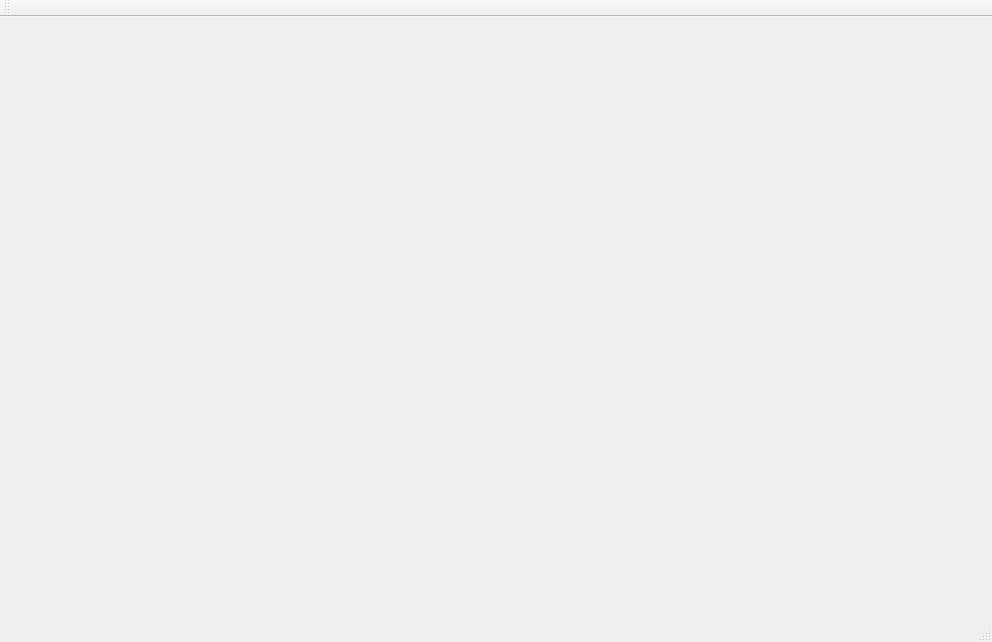
Before: the Qt Designer form CSCN72030-project 3/Car.ui in ladeee21/project3_Section2_Group2, drawn with Qt 5.
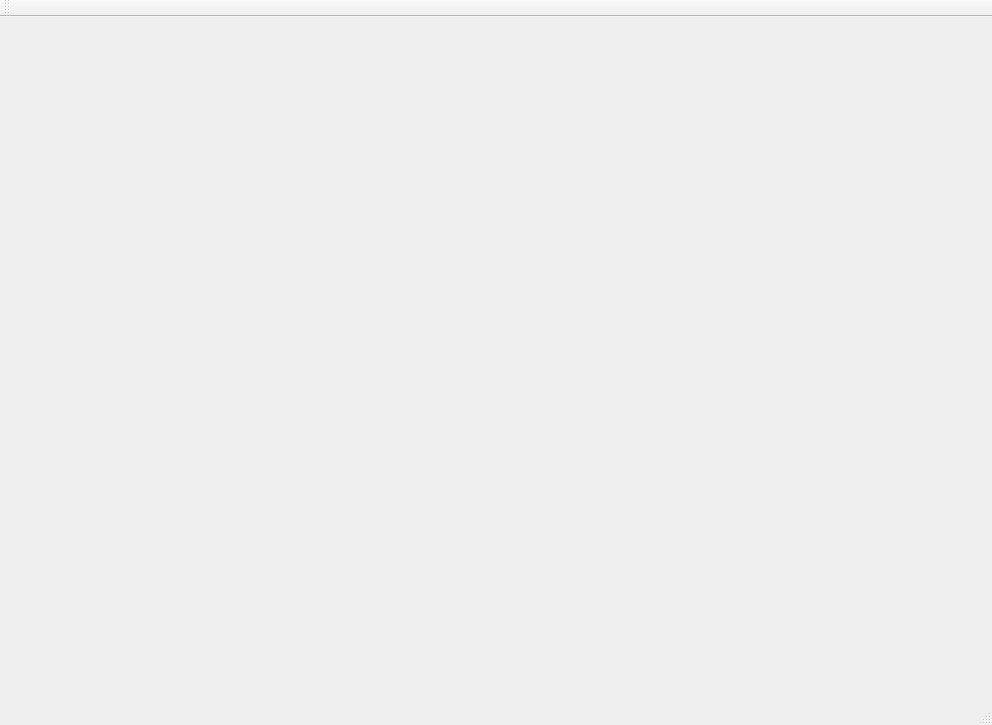
After: the same form once the commit is applied. Custom widgets are drawn as their Qt base class.

```diff
--- a/CSCN72030-project 3/Car.ui
+++ b/CSCN72030-project 3/Car.ui
@@ -7,7 +7,7 @@
     <x>0</x>
     <y>0</y>
     <width>992</width>
-    <height>642</height>
+    <height>725</height>
    </rect>
   </property>
   <property name="windowTitle">
@@ -28,8 +28,8 @@
    <widget class="QWidget" name="gridLayoutWidget_2">
     <property name="geometry">
      <rect>
-      <x>380</x>
-      <y>49</y>
+      <x>490</x>
+      <y>10</y>
       <width>291</width>
       <height>291</height>
      </rect>
@@ -49,7 +49,7 @@
    <widget class="Lights" name="widget_4" native="true">
     <property name="geometry">
      <rect>
-      <x>380</x>
+      <x>390</x>
       <y>310</y>
       <width>501</width>
       <height>271</height>
@@ -79,18 +79,6 @@
  </widget>
  <layoutdefault spacing="6" margin="11"/>
  <customwidgets>
-  <customwidget>
-   <class>Steering</class>
-   <extends>QWidget</extends>
-   <header>steering.h</header>
-   <container>1</container>
-  </customwidget>
-  <customwidget>
-   <class>FuelLevel</class>
-   <extends>QWidget</extends>
-   <header>fuellevel.h</header>
-   <container>1</container>
-  </customwidget>
   <customwidget>
    <class>Speed</class>
    <extends>QWidget</extends>
```
